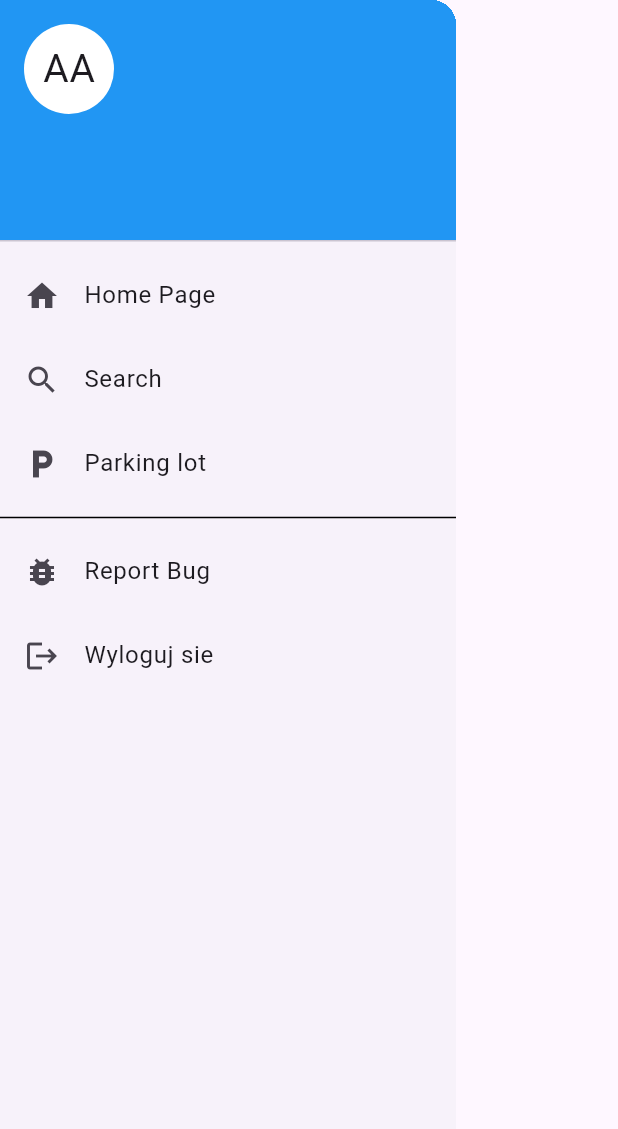
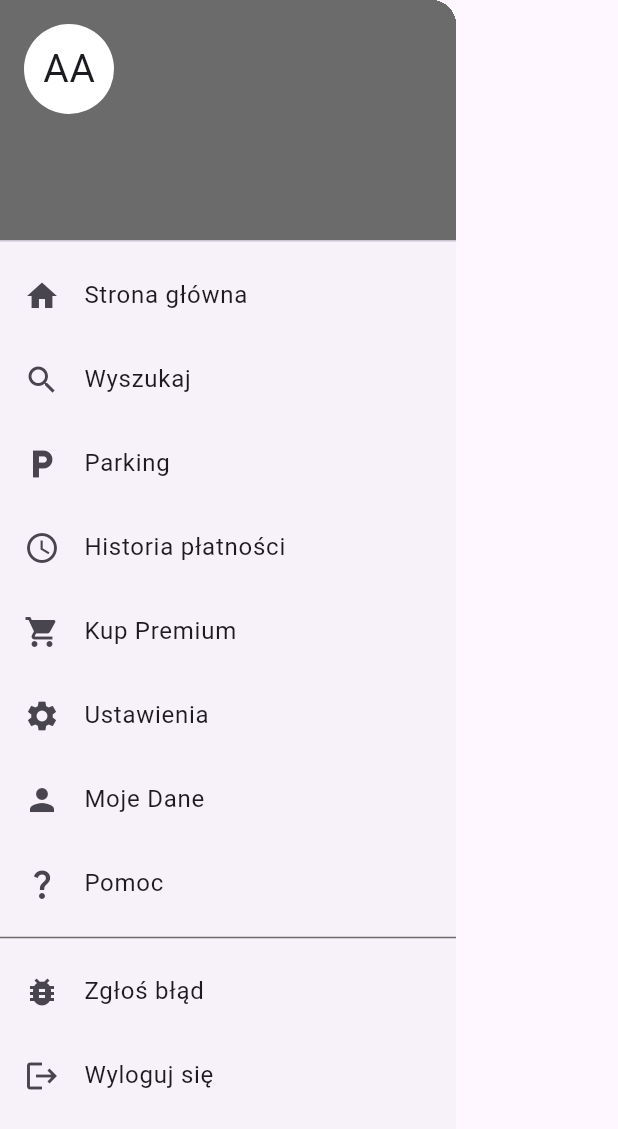
Before and after one commit to jarek420/IPZ, a Flutter app: the BurgerMenu widget shown alone on an empty page, opened directly, on a phone screen of 412 x 824 dp. Shown: the top 1129 px of the screen. Run offline on Flutter 3.47's test engine with Material 3 defaults, Android fonts, the phone set to English and light mode, and no system bars; our stand-ins replace firebase_auth, firebase_core; accounts and stored records are empty.

Commit message:
added new fields, changed color

```diff
--- a/ipz_parkinghunter/lib/Pages/BurgerMenu.dart
+++ b/ipz_parkinghunter/lib/Pages/BurgerMenu.dart
@@ -14,7 +14,7 @@ class BurgerMenu extends StatelessWidget {
       child: ListView(
         children: [
           DrawerHeader( // About user in sidebar
-            decoration: BoxDecoration(color: Colors.blue),
+            decoration: BoxDecoration(color: Color.fromARGB(255, 107, 107, 107)),//login backgorund
             child: Column(
               crossAxisAlignment: CrossAxisAlignment.start, // Circle cut and align "AA" to the left top
               children: [
@@ -46,7 +46,7 @@ class BurgerMenu extends StatelessWidget {
               // TBD
             },
             leading: Icon(Icons.home),
-            title: Text("Home Page", style: TextStyle(fontSize: 16)),
+            title: Text("Strona główna", style: TextStyle(fontSize: 16)),
           ),
           ListTile(
             onTap: () {
@@ -54,7 +54,7 @@ class BurgerMenu extends StatelessWidget {
               // TBD
             },
             leading: Icon(Icons.search),
-            title: Text("Search", style: TextStyle(fontSize: 16)),
+            title: Text("Wyszukaj", style: TextStyle(fontSize: 16)),
           ),
           ListTile(
             onTap: () {
@@ -62,10 +62,51 @@ class BurgerMenu extends StatelessWidget {
               // TBD
             },
             leading: Icon(Icons.local_parking),
-            title: Text("Parking lot", style: TextStyle(fontSize: 16)),
+            title: Text("Parking", style: TextStyle(fontSize: 16)),
+          ),
+          ListTile(
+            onTap: () {
+              Navigator.pop(context);
+              // TBD
+            },
+            leading: Icon(Icons.access_time),
+            title: Text("Historia płatności", style: TextStyle(fontSize: 16)),
+          ),
+          ListTile(
+            onTap: () {
+              Navigator.pop(context);
+              // TBD
+            },
+            leading: Icon(Icons.shopping_cart),
+            title: Text("Kup Premium", style: TextStyle(fontSize: 16)),
+          ),
+          ListTile(
+            onTap: () {
+              Navigator.pop(context);
+              // TBD
+            },
+            leading: Icon(Icons.settings),
+            title: Text("Ustawienia", style: TextStyle(fontSize: 16)),
+          ),
+          ListTile(
+            onTap: () {
+              Navigator.pop(context);
+              // TBD
+            },
+            leading: Icon(Icons.person),
+            title: Text("Moje Dane", style: TextStyle(fontSize: 16)),
+          ),
+          ListTile(
+            onTap: () {
+              Navigator.pop(context);
+              // TBD
+            },
+            leading: Icon(Icons.question_mark),
+            title: Text("Pomoc", style: TextStyle(fontSize: 16)),
           ),
           Divider(
-            color: Colors.black,
+
+            color: Color.fromARGB(255, 107, 107, 107),
           ), // to separate main functions from help ones
           ListTile(
             onTap: () {
@@ -73,7 +114,7 @@ class BurgerMenu extends StatelessWidget {
               // TBD
             },
             leading: Icon(Icons.bug_report),
-            title: Text("Report Bug", style: TextStyle(fontSize: 16)),
+            title: Text("Zgłoś błąd", style: TextStyle(fontSize: 16)),
           ),
           ListTile(
             onTap: () {
@@ -81,9 +122,10 @@ class BurgerMenu extends StatelessWidget {
               Navigator.pop(context);
             },
             leading: Icon(Icons.logout),
-            title: Text("Wyloguj sie", style: TextStyle(fontSize: 16)),
+            title: Text("Wyloguj się", style: TextStyle(fontSize: 16)),
           ),
         ],
+
       ),
     );
   }
```
